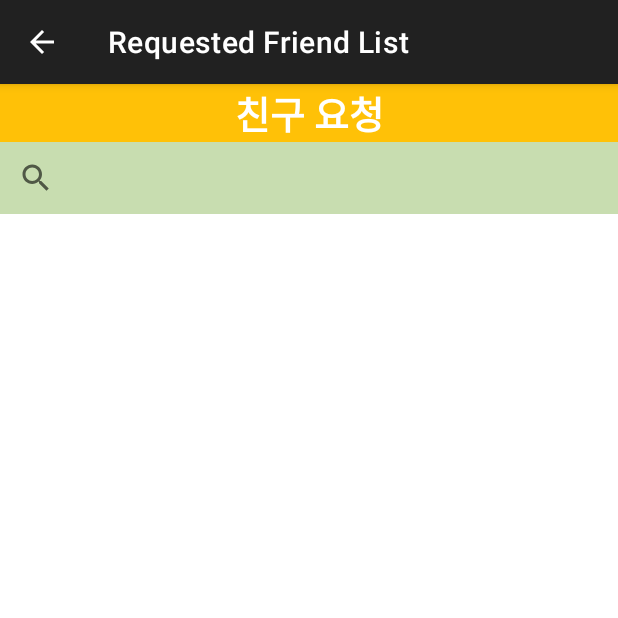
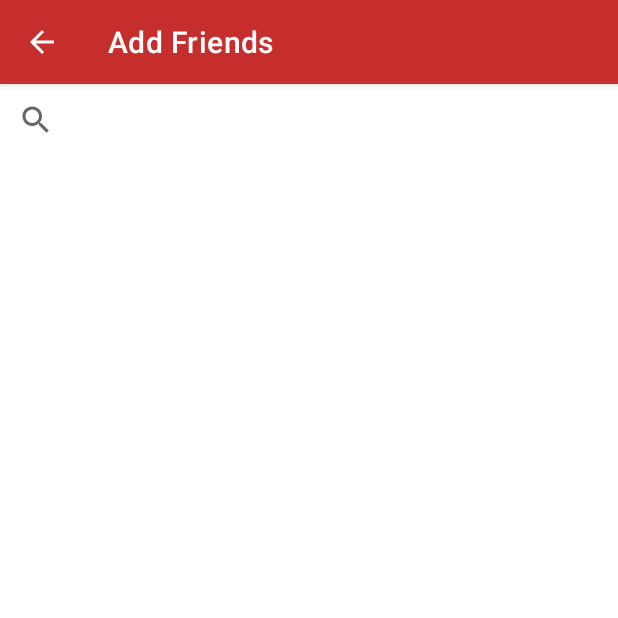
Before and after one commit to Seungkyu-Han/MoApp, an Android app: the PlusFriendActivity screen opened directly, with no data from a screen before it, on a phone screen of 412 x 824 dp, the top half of it. Run offline under Robolectric (Android 15) with nearby library versions, the phone set to English and light mode, and no system bars; pictures from the network do not load; 2 statements that could not run were skipped.

Commit message:
엑션바의 플러스 친구 버튼 연결

```diff
--- a/app/src/main/java/com/example/moapp/PlusFriendActivity.kt
+++ b/app/src/main/java/com/example/moapp/PlusFriendActivity.kt
@@ -1,6 +1,8 @@
 package com.example.moapp
 
 import android.content.Intent
+import android.graphics.Color
+import android.graphics.drawable.ColorDrawable
 import android.os.Bundle
 import android.util.Log
 import android.view.LayoutInflater
@@ -94,8 +96,11 @@ class PlusFriendActivity : AppCompatActivity(), FriendRequestActionListener, Nav
     override fun onCreate(savedInstanceState: Bundle?) {
         super.onCreate(savedInstanceState)
 
-        supportActionBar?.title = "Requested Friend List"
+        supportActionBar?.title = "Add Friends"
         supportActionBar?.setDisplayHomeAsUpEnabled(true) // back arrow
+        val colorCode = "#C62E2E" // 색상 코드
+        val color = Color.parseColor(colorCode) // 색상 코드를 Color 객체로 변환
+        supportActionBar?.setBackgroundDrawable(ColorDrawable(color))
 
         val binding = ActivityPlusFriendBinding.inflate(layoutInflater)
 
--- /dev/null
+++ b/app/src/main/res/drawable/plus_person.xml
@@ -0,0 +1,5 @@
+<vector android:height="24dp" android:tint="#FFFFFF"
+    android:viewportHeight="24" android:viewportWidth="24"
+    android:width="24dp" xmlns:android="http://schemas.android.com/apk/res/android">
+    <path android:fillColor="@android:color/white" android:pathData="M13,8c0,-2.21 -1.79,-4 -4,-4S5,5.79 5,8s1.79,4 4,4S13,10.21 13,8zM15,10v2h3v3h2v-3h3v-2h-3V7h-2v3H15zM1,18v2h16v-2c0,-2.66 -5.33,-4 -8,-4S1,15.34 1,18z"/>
+</vector>
--- a/app/src/main/res/layout/activity_plus_friend.xml
+++ b/app/src/main/res/layout/activity_plus_friend.xml
@@ -7,22 +7,12 @@
     android:background="#FFFFFF"
     android:orientation="vertical">
 
-    <TextView
-        android:layout_width="match_parent"
-        android:layout_height="wrap_content"
-        android:text="친구 요청"
-        android:textSize="25sp"
-        android:textStyle="bold"
-        android:textColor="@color/white"
-        android:background="#FFC107"
-        android:textAlignment="center"/>
-
     <androidx.appcompat.widget.SearchView
         android:id="@+id/search_view"
         android:layout_width="match_parent"
         android:layout_height="wrap_content"
         android:inputType="text"
-        android:background="#C8DDB0"
+        android:background="#FFFFFF"
         android:autofillHints="친구 이름으로 검색"/>
 
     <androidx.recyclerview.widget.RecyclerView
```
Also changed, not shown: app/src/main/java/com/example/moapp/MainActivity.kt (+21 -1 lines), app/src/main/res/menu/plus_friend_menu.xml (added, +10 -0 lines).
